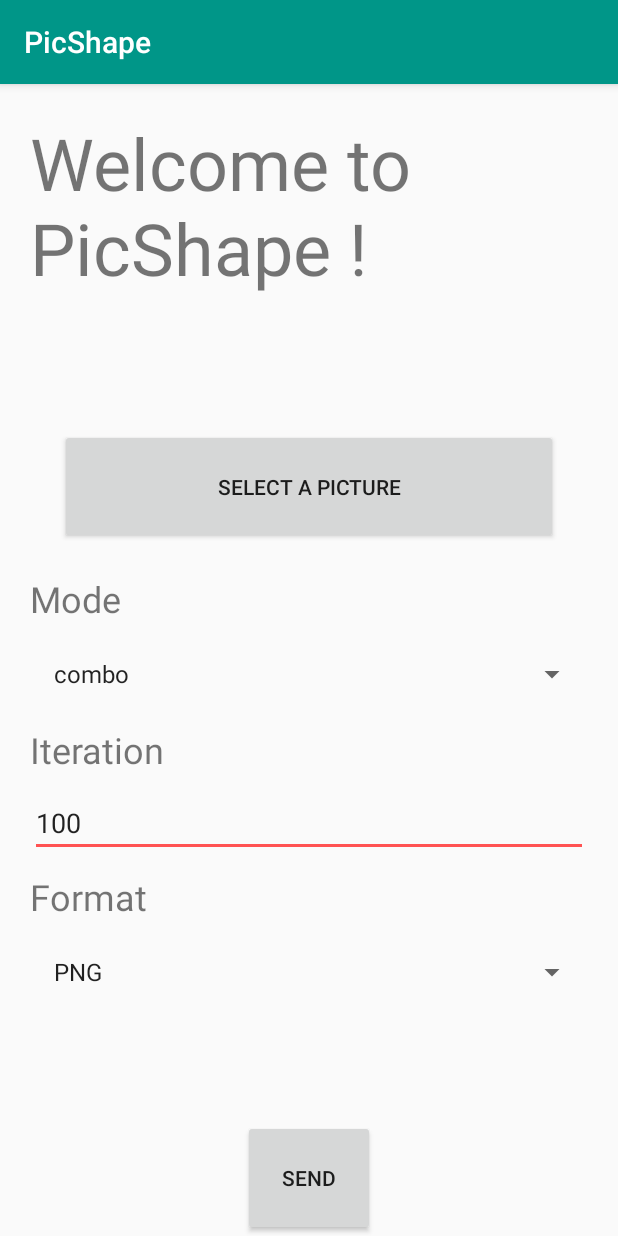
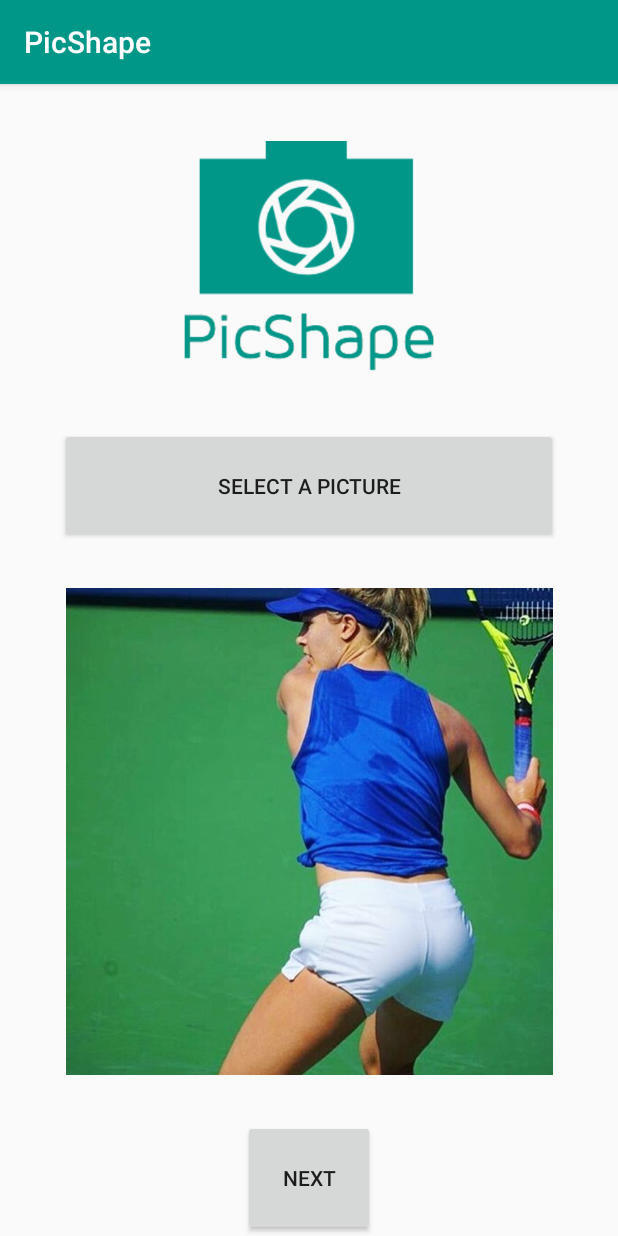
Before and after one commit to PicShape/android, an Android app: the screen it shows after launch (WelcomeActivity), on a phone screen of 412 x 824 dp. Run offline under Robolectric (Android 15) with nearby library versions, the phone set to English and light mode, and no system bars.

Commit message:
[MOD] Split between pic selection and parameters in two activity

```diff
--- a/PicShapeApp/app/src/main/java/com/example/android/picshape/WelcomeActivity.java
+++ b/PicShapeApp/app/src/main/java/com/example/android/picshape/WelcomeActivity.java
@@ -3,9 +3,7 @@ package com.example.android.picshape;
 import android.content.DialogInterface;
 import android.content.Intent;
 import android.content.pm.PackageManager;
-import android.database.Cursor;
 import android.graphics.Bitmap;
-import android.net.Uri;
 import android.os.Environment;
 import android.provider.MediaStore;
 import android.support.v7.app.AlertDialog;
@@ -13,11 +11,8 @@ import android.support.v7.app.AppCompatActivity;
 import android.os.Bundle;
 import android.util.Log;
 import android.view.View;
-import android.widget.ArrayAdapter;
 import android.widget.Button;
-import android.widget.EditText;
 import android.widget.ImageView;
-import android.widget.Spinner;
 import android.widget.Toast;
 
 import java.io.ByteArrayOutputStream;
@@ -25,8 +20,10 @@ import java.io.File;
 import java.io.FileNotFoundException;
 import java.io.FileOutputStream;
 import java.io.IOException;
-import java.util.ArrayList;
-import java.util.Arrays;
+
+/**
+ * Created by Emerik Bedouin
+ */
 
 public class WelcomeActivity extends AppCompatActivity {
 
@@ -35,13 +32,13 @@ public class WelcomeActivity extends AppCompatActivity {
     boolean result ;
     private String userChoosenTask;
     private int REQUEST_CAMERA=0,SELECT_FILE=1;
+    private boolean normalImg = true;
+
+    private Bitmap mImgBitMap;
 
     //View
-    private Button mSelectImageBtn,mSendBtn;
-    private EditText mIterationEditText;
-    private Spinner mModeSpinner, mFormatSpinner;
-
-    private ImageView mImgChoosen;
+    private Button mSelectImageBtn,mNextBtn;
+    private ImageView mImgChoosen, mImgFixed;
 
     @Override
     protected void onCreate(Bundle savedInstanceState) {
@@ -54,24 +51,30 @@ public class WelcomeActivity extends AppCompatActivity {
 
 
     /**
-     * Initialisation des composants graphique de l'activité
+     * Initialisation of graphics component
      */
     public void initComp(){
 
 
         mSelectImageBtn = (Button) findViewById(R.id.select_btn);
 
-        mSendBtn = (Button) findViewById(R.id.send_btn);
+        mNextBtn = (Button) findViewById(R.id.next_btn);
 
-        mIterationEditText = (EditText) findViewById(R.id.iteration_editText);
+        mImgChoosen = (ImageView) findViewById(R.id.pic_imageView);
 
-        mModeSpinner = (Spinner) findViewById(R.id.spinner_mode);
-
-        mFormatSpinner = (Spinner) findViewById(R.id.spinner_format);
-
-        mImgChoosen = new ImageView(this);
-
-        fillSpinner();
+        mImgChoosen.setOnClickListener(new View.OnClickListener() {
+            @Override
+            public void onClick(View v) {
+                if (normalImg){
+                    mImgChoosen.setImageResource(R.drawable.genie_output_2);
+                    normalImg = false;
+                }
+                else {
+                    mImgChoosen.setImageResource(R.drawable.genie);
+                    normalImg = true;
+                }
+            }
+        });
 
         mSelectImageBtn.setOnClickListener(new View.OnClickListener() {
             @Override
@@ -80,59 +83,31 @@ public class WelcomeActivity extends AppCompatActivity {
             }
         });
 
-        mSendBtn.setOnClickListener(new View.OnClickListener() {
+        mNextBtn.setOnClickListener(new View.OnClickListener() {
             @Override
             public void onClick(View v) {
-                sendPic();
+                launchParam();
             }
         });
     }
 
-    /**
-     * Cette fonction ajoute les items aux listes déroulante
-     */
-    public void fillSpinner(){
-
-        ArrayList<String> modeArray = new ArrayList<String>(Arrays.asList("combo", "triangle", "rect", "ellipse", "circle", "rotatedrect", "beziers", "rotatedellipse", "polygon"));
-
-        ArrayAdapter<String> modeAdapter = new ArrayAdapter<String>(this, android.R.layout.simple_list_item_1, android.R.id.text1, modeArray);
-
-        ArrayList<String> formatArray = new ArrayList<String>(Arrays.asList("PNG", "JPG", "SVG", "GIF"));
-        ArrayAdapter<String> formatAdapter = new ArrayAdapter<String>(this, android.R.layout.simple_list_item_1, android.R.id.text1, formatArray);
-
-        mModeSpinner.setAdapter(modeAdapter);
-        mFormatSpinner.setAdapter(formatAdapter);
-    }
 
     /**
-     * Envoi de la photo avec les parametres au serveur
+     * This function launch ParamActivity
      */
-    public void sendPic(){
+    public void launchParam(){
 
-        try {
-            int mode = mModeSpinner.getSelectedItemPosition();
-            String format = mFormatSpinner.getSelectedItem().toString();
-            int nbrIteration = Integer.parseInt(mIterationEditText.getText().toString());
+        Log.v(TAG_WELCOME_ACTIVITY, "Go to param Activity");
 
-
-            if(mImgChoosen != null){
-                Log.v(TAG_WELCOME_ACTIVITY,"Photo : "+ mImgChoosen.toString());
-            }
-
-            //TODO Envoi
-
-            Log.v(TAG_WELCOME_ACTIVITY,"Mode : "+mode+" format "+format+" Iteration "+nbrIteration+" photo "+ mImgChoosen.toString());
-        }
-        catch (Exception ex){
-            Log.e(TAG_WELCOME_ACTIVITY, "Error "+ex.getMessage());
-            Toast.makeText(this,"Error : Champ incorrect",Toast.LENGTH_SHORT).show();
-        }
-
+        Intent intentParam = new Intent(this, ParamActivity.class);
+        // Impossible de passer l'image par intent, il faut trouver un autre moyen
+        //intentParam.putExtra("img", mImgBitMap);
+        startActivity(intentParam);
 
     }
 
     /**
-     * Cette fonction récupere l'image à envoyer
+     * This function get pictures to send
      */
     public void getPicture(){
 
@@ -163,7 +138,7 @@ public class WelcomeActivity extends AppCompatActivity {
     }
 
     /**
-     * Cette fonction lance la camera pour prendre une photo
+     * This function kaucnh camera to take a pic
      */
     public void launchCamera(){
         Intent intent = new Intent(MediaStore.ACTION_IMAGE_CAPTURE);
@@ -171,7 +146,7 @@ public class WelcomeActivity extends AppCompatActivity {
     }
 
     /**
-     * Cette fonction lance l'explorer de fichier pour selectionner une image
+     * This function laucnh gallery to get a pic
      */
     public void launchExplorer(){
         Intent intent = new Intent();
@@ -181,7 +156,7 @@ public class WelcomeActivity extends AppCompatActivity {
     }
 
     /**
-     * Cette fonction est appelé aprés l'envoi d'une Intent
+     * This function called when return from an intent
      * @param requestCode
      * @param resultCode
      * @param data
@@ -219,7 +194,7 @@ public class WelcomeActivity extends AppCompatActivity {
 
 
     /**
-     * Cette fonction récupère l'image issu de la gallerie
+     * This fucntion retrieve picture from the gallery
      * @param data
      */
     @SuppressWarnings("deprecation")
@@ -232,11 +207,12 @@ public class WelcomeActivity extends AppCompatActivity {
                 e.printStackTrace();
             }
         }
+        mImgBitMap = bm;
         mImgChoosen.setImageBitmap(bm);
     }
 
     /**
-     * Cette fonction enregistre et récupère l'image prise par l'appareil photo
+     * This function save picture take by camera and retrieve it
      * @param data
      */
     private void onCaptureImageResult(Intent data) {
@@ -259,6 +235,7 @@ public class WelcomeActivity extends AppCompatActivity {
             e.printStackTrace();
         }
 
+        mImgBitMap = thumbnail;
         mImgChoosen.setImageBitmap(thumbnail);
     }
 
--- a/PicShapeApp/app/src/main/res/layout/activity_welcome.xml
+++ b/PicShapeApp/app/src/main/res/layout/activity_welcome.xml
@@ -8,13 +8,21 @@
     android:weightSum="2"
     tools:context="com.example.android.picshape.WelcomeActivity">
 
-    <TextView
-        android:layout_width="wrap_content"
+    <View
+        android:layout_width="match_parent"
         android:layout_height="0dp"
-        android:layout_weight="0.6"
-        android:textSize="48sp"
-        android:padding="20dp"
-        android:text="@string/welcome_text" />
+        android:layout_weight="0.1"/>
+
+    <ImageView
+        android:layout_width="match_parent"
+        android:layout_height="0dp"
+        android:layout_weight="0.4"
+        android:src="@drawable/logo"/>
+
+    <View
+        android:layout_width="match_parent"
+        android:layout_height="0dp"
+        android:layout_weight="0.1"/>
 
     <Button
         android:id="@+id/select_btn"
@@ -26,59 +34,29 @@
         android:layout_marginRight="40dp"
         />
 
-    <LinearLayout
+    <RelativeLayout
         android:layout_width="match_parent"
         android:layout_height="0dp"
         android:layout_weight="1"
-        android:orientation="vertical"
-        android:padding="20dp">
+        android:padding="30dp"
+        >
+        <ImageView
+            android:id="@+id/pic_imageView"
+            android:layout_width="match_parent"
+            android:layout_height="match_parent"
+            android:src="@drawable/genie"/>
+    </RelativeLayout>
 
-        <TextView
-            android:layout_width="wrap_content"
-            android:layout_height="wrap_content"
-            android:layout_marginBottom="10dp"
-            android:textSize="24sp"
-            android:text="@string/mode_text" />
-        <Spinner
-            android:layout_width="match_parent"
-            android:layout_height="wrap_content"
-            android:layout_marginBottom="10dp"
-            android:id="@+id/spinner_mode"/>
-        <TextView
-            android:layout_width="wrap_content"
-            android:layout_height="wrap_content"
-            android:layout_marginBottom="10dp"
-            android:textSize="24sp"
-            android:text="@string/iteration_text" />
 
-        <EditText
-            android:layout_width="match_parent"
-            android:layout_height="wrap_content"
-            android:layout_marginBottom="10dp"
-            android:inputType="text|number"
-            android:text="100"
-            android:ems="10"
-            android:id="@+id/iteration_editText" />
 
-        <TextView
-            android:layout_width="wrap_content"
-            android:layout_height="wrap_content"
-            android:layout_marginBottom="10dp"
-            android:textSize="24sp"
-            android:text="@string/format_text" />
 
-        <Spinner
-            android:layout_width="match_parent"
-            android:layout_height="wrap_content"
-            android:id="@+id/spinner_format" />
-
-    </LinearLayout>
 
     <Button
-        android:id="@+id/send_btn"
+        android:id="@+id/next_btn"
         android:layout_width="wrap_content"
         android:layout_height="0dp"
         android:layout_weight="0.2"
         android:layout_gravity="center_horizontal"
-        android:text="@string/send_text"/>
+        android:text="@string/next_text"/>
+
 </LinearLayout>
--- a/PicShapeApp/app/src/main/res/values/strings.xml
+++ b/PicShapeApp/app/src/main/res/values/strings.xml
@@ -2,9 +2,11 @@
     <string name="app_name">PicShape</string>
 
     <string name="welcome_text">Welcome to PicShape !</string>
+    <string name="parameters_text">Parameters</string>
     <string name="mode_text">Mode</string>
     <string name="iteration_text">Iteration</string>
     <string name="format_text">Format</string>
     <string name="select_text">Select a picture</string>
     <string name="send_text">Send</string>
+    <string name="next_text">Next</string>
 </resources>
```
Also changed, not shown: PicShapeApp/app/src/main/AndroidManifest.xml (+10 -2 lines), PicShapeApp/app/src/main/java/com/example/android/picshape/ParamActivity.java (added, +117 -0 lines), PicShapeApp/app/src/main/res/layout/activity_param.xml (added, +98 -0 lines), PicShapeApp/app/src/main/res/drawable/genie.jpeg (added), PicShapeApp/app/src/main/res/drawable/genie_output_2.png (added), PicShapeApp/app/src/main/res/drawable/genie_output_3.png (added), PicShapeApp/app/src/main/res/drawable/genieoutput.png (added), PicShapeApp/app/src/main/res/drawable/logo.png (added).
